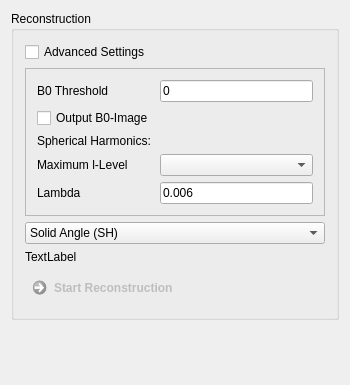
First picture: the form in Plugins/org.mitk.gui.qt.diffusionimaging/src/internal/QmitkQBallReconstructionViewControls.ui, repository MITK/MITK, before the edit.
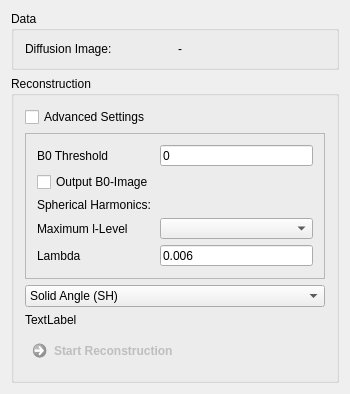
Second picture: the form after the edit.

Commit message: chenged input data gui for preprocessing perspective

```diff
--- a/Plugins/org.mitk.gui.qt.diffusionimaging/src/internal/QmitkQBallReconstructionViewControls.ui
+++ b/Plugins/org.mitk.gui.qt.diffusionimaging/src/internal/QmitkQBallReconstructionViewControls.ui
@@ -23,6 +23,29 @@
    <string>QmitkQBallReconstructionViewControls</string>
   </property>
   <layout class="QVBoxLayout" name="verticalLayout_3">
+   <item>
+    <widget class="QGroupBox" name="groupBox">
+     <property name="title">
+      <string>Data</string>
+     </property>
+     <layout class="QGridLayout" name="gridLayout">
+      <item row="0" column="0">
+       <widget class="QLabel" name="label">
+        <property name="text">
+         <string>Diffusion Image:</string>
+        </property>
+       </widget>
+      </item>
+      <item row="0" column="1">
+       <widget class="QLabel" name="m_DiffusionImageLabel">
+        <property name="text">
+         <string>-</string>
+        </property>
+       </widget>
+      </item>
+     </layout>
+    </widget>
+   </item>
    <item>
     <widget class="QGroupBox" name="groupBox_3">
      <property name="title">
```
The commit also changes 14 other files.
